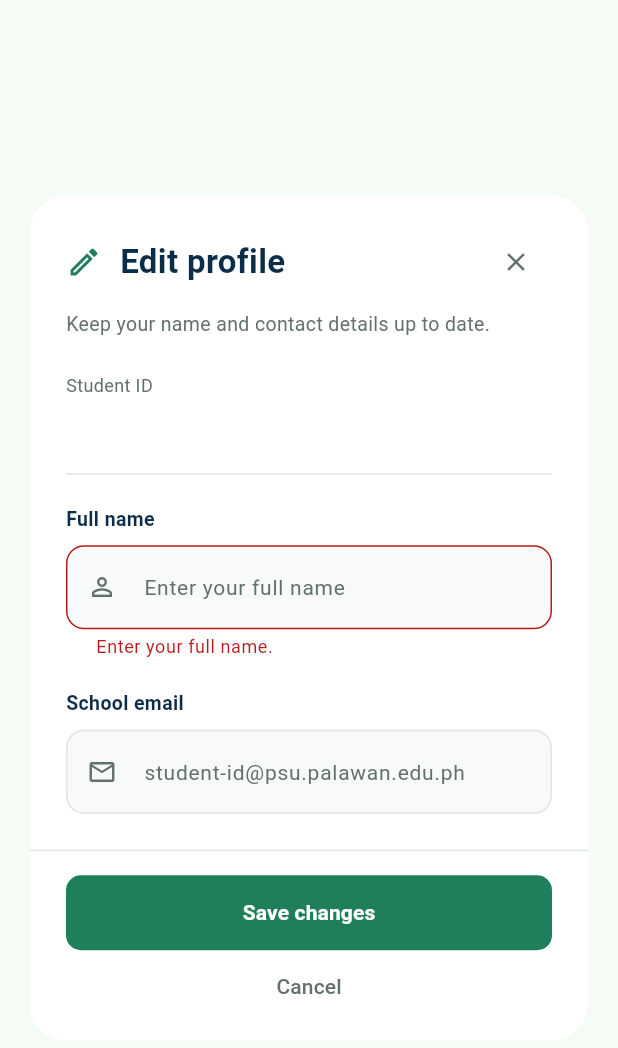
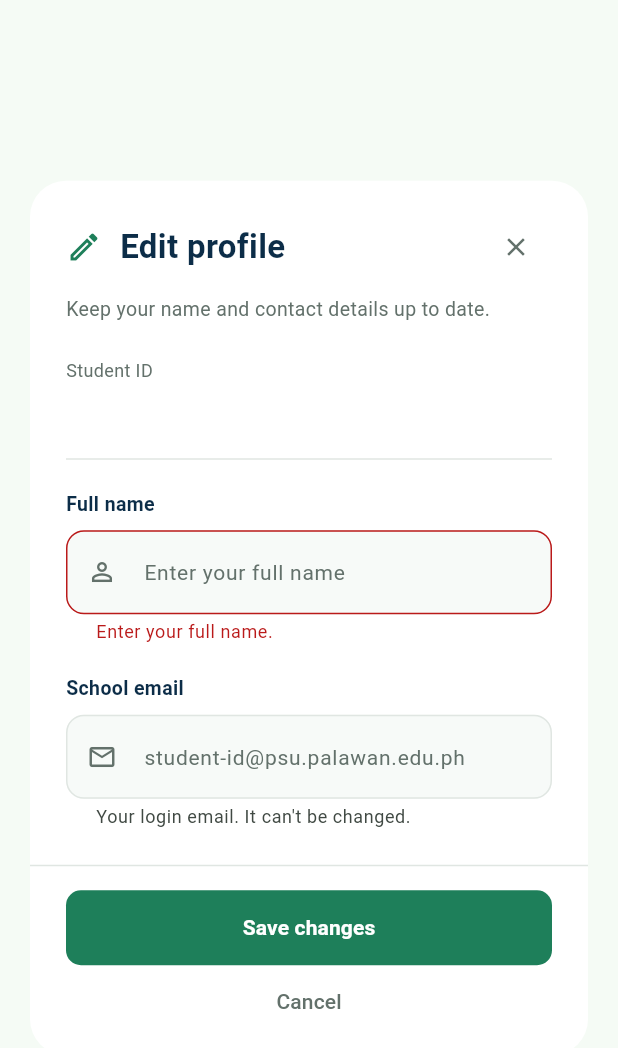
Before and after one commit to acesuus/EventTrack-App, a Flutter app: the StudentProfileEditDialog widget shown alone on an empty page, opened directly with empty values, after a tap on "Save changes", on a phone screen of 412 x 824 dp. Shown: the top 1048 px of the screen. Run offline on Flutter 3.47's test engine with Material 3 defaults, Android fonts, the phone set to English and light mode, and no system bars; our stand-ins replace cloud_firestore, csv, device_info_plus, file_picker, firebase_auth, firebase_core and 7 more; accounts and stored records are empty.

Commit message:
Show login email as read-only school email in student profile

```diff
--- a/lib/student_dashboard.dart
+++ b/lib/student_dashboard.dart
@@ -903,11 +903,11 @@ class _StudentDashboardScreenState extends State<StudentDashboardScreen> {
         name: currentName,
         email: currentEmail == 'No email saved' ? '' : currentEmail,
         studentId: widget.studentId,
-        onSave: (name, email) async {
+        onSave: (name) async {
           // Update the personal profile; the official roster remains admin-managed.
           await _firestore.collection('users').doc(widget.studentId).update({
             'name': name,
-            'email': email,
+            'email': currentEmail,
           });
           await _applyProfileName(name);
         },
@@ -995,7 +995,11 @@ class _StudentDashboardScreenState extends State<StudentDashboardScreen> {
               final deviceId =
                   userData['registeredDeviceId']?.toString() ??
                   'Not registered';
-              final rawEmail = userData['email']?.toString().trim() ?? '';
+              // The school email is the one they log in with.
+              final rawEmail =
+                  FirebaseAuth.instance.currentUser?.email ??
+                  userData['email']?.toString().trim() ??
+                  '';
               final email = rawEmail.contains('@')
                   ? rawEmail
                   : 'No email saved';
--- a/lib/widgets/student_profile_edit_dialog.dart
+++ b/lib/widgets/student_profile_edit_dialog.dart
@@ -14,7 +14,7 @@ class StudentProfileEditDialog extends StatefulWidget {
   final String name;
   final String email;
   final String studentId;
-  final Future<void> Function(String name, String email) onSave;
+  final Future<void> Function(String name) onSave;
 
   @override
   State<StudentProfileEditDialog> createState() =>
@@ -24,14 +24,12 @@ class StudentProfileEditDialog extends StatefulWidget {
 class _StudentProfileEditDialogState extends State<StudentProfileEditDialog> {
   final _form = GlobalKey<FormState>();
   late final _name = TextEditingController(text: widget.name);
-  late final _email = TextEditingController(text: widget.email);
   bool _saving = false;
   String? _error;
 
   @override
   void dispose() {
     _name.dispose();
-    _email.dispose();
     super.dispose();
   }
 
@@ -43,7 +41,7 @@ class _StudentProfileEditDialogState extends State<StudentProfileEditDialog> {
       _error = null;
     });
     try {
-      await widget.onSave(_name.text.trim(), _email.text.trim());
+      await widget.onSave(_name.text.trim());
       if (!mounted) return;
       Navigator.of(context).pop(true);
     } catch (_) {
@@ -195,26 +193,18 @@ class _StudentProfileEditDialogState extends State<StudentProfileEditDialog> {
                       _label('School email'),
                       TextFormField(
                         key: const Key('profile-email'),
-                        controller: _email,
-                        enabled: !_saving,
-                        keyboardType: TextInputType.emailAddress,
-                        textInputAction: TextInputAction.done,
-                        autofillHints: const [AutofillHints.email],
-                        autocorrect: false,
-                        decoration: _decoration(
-                          'student-id@psu.palawan.edu.ph',
-                          Icons.mail_outline,
-                        ),
-                        validator: (value) {
-                          final email = value?.trim() ?? '';
-                          return email.isEmpty ||
-                                  RegExp(
-                                    r'^[^\s@]+@[^\s@]+\.[^\s@]+$',
-                                  ).hasMatch(email)
-                              ? null
-                              : 'Enter a valid email address.';
-                        },
-                        onFieldSubmitted: (_) => _save(),
+                        // The school email is the login email, so it can't be edited here.
+                        initialValue: widget.email,
+                        readOnly: true,
+                        enableInteractiveSelection: true,
+                        decoration:
+                            _decoration(
+                              'student-id@psu.palawan.edu.ph',
+                              Icons.mail_outline,
+                            ).copyWith(
+                              helperText:
+                                  'Your login email. It can\'t be changed.',
+                            ),
                       ),
                       if (_error != null)
                         Padding(
```
Also changed, not shown: 1 other file.
